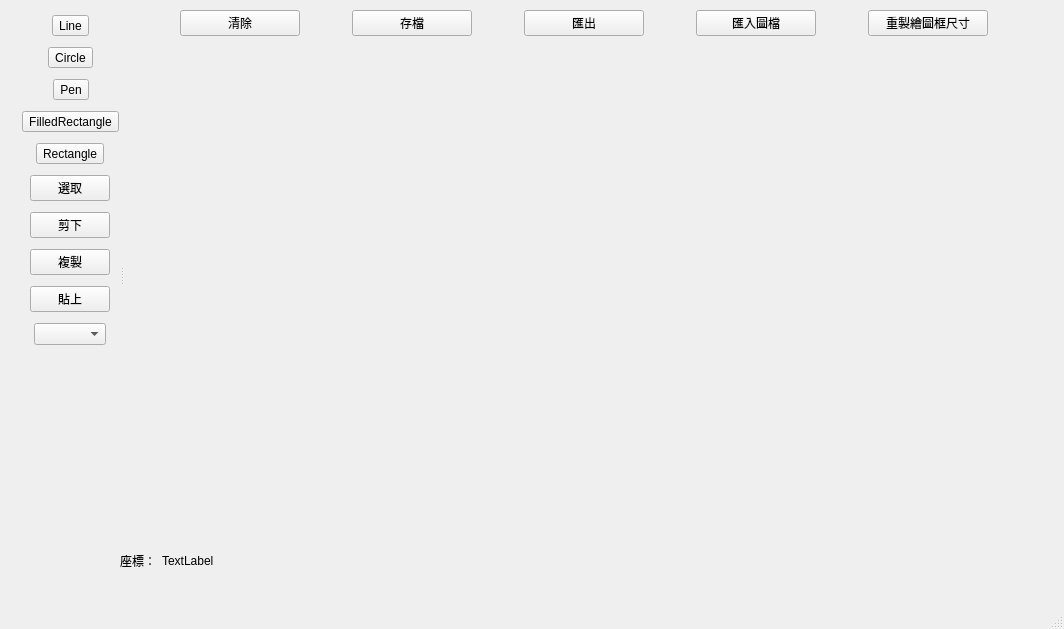
First picture: the form in mainwindow.ui, repository markscat/SH1106_GUI_Design, before the edit.
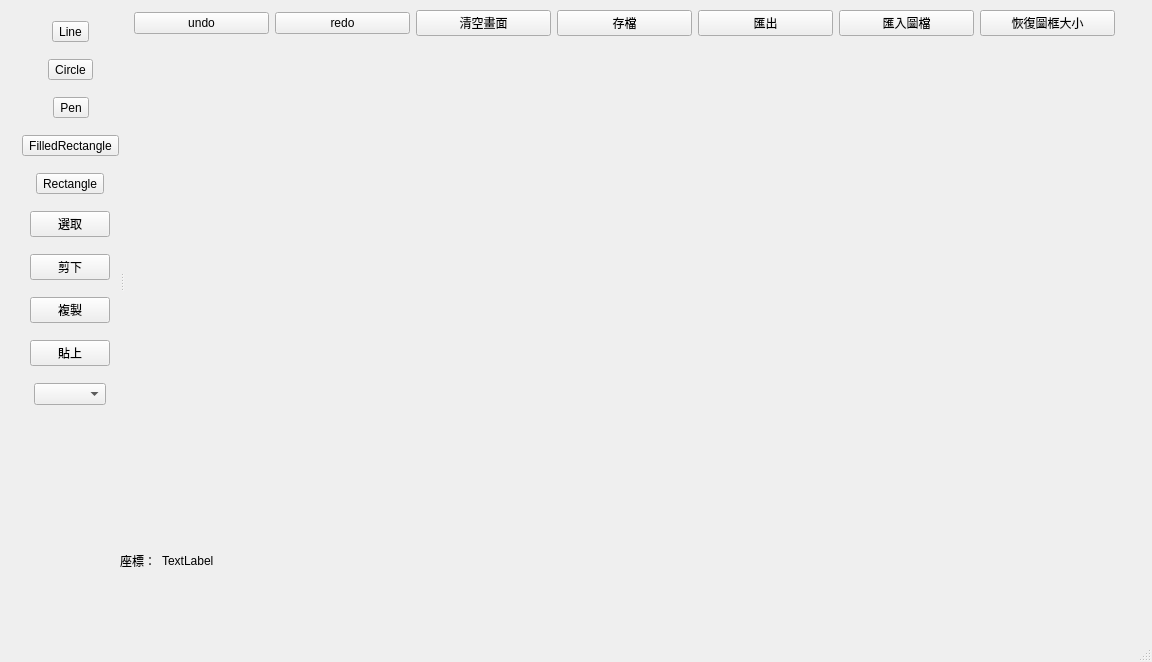
Second picture: the form after the edit. Icons and pictures are not drawn.

Patch:
```diff
--- a/mainwindow.ui
+++ b/mainwindow.ui
@@ -6,8 +6,8 @@
    <rect>
     <x>0</x>
     <y>0</y>
-    <width>1064</width>
-    <height>629</height>
+    <width>1152</width>
+    <height>662</height>
    </rect>
   </property>
   <property name="sizePolicy">
@@ -34,8 +34,8 @@
      <rect>
       <x>0</x>
       <y>0</y>
-      <width>1050</width>
-      <height>550</height>
+      <width>1131</width>
+      <height>561</height>
      </rect>
     </property>
     <property name="sizePolicy">
@@ -66,7 +66,7 @@
         <x>0</x>
         <y>10</y>
         <width>141</width>
-        <height>347</height>
+        <height>406</height>
        </rect>
       </property>
       <layout class="QVBoxLayout" name="ToolbarverticalLayout">
@@ -90,6 +90,16 @@
            <property name="text">
             <string>Line</string>
            </property>
+           <property name="icon">
+            <iconset>
+             <normaloff>icon/line.bmp</normaloff>icon/line.bmp</iconset>
+           </property>
+           <property name="iconSize">
+            <size>
+             <width>30</width>
+             <height>30</height>
+            </size>
+           </property>
           </widget>
          </item>
          <item>
@@ -127,6 +137,16 @@
            <property name="text">
             <string>Circle</string>
            </property>
+           <property name="icon">
+            <iconset>
+             <normaloff>icon/Circle.bmp</normaloff>icon/Circle.bmp</iconset>
+           </property>
+           <property name="iconSize">
+            <size>
+             <width>30</width>
+             <height>30</height>
+            </size>
+           </property>
           </widget>
          </item>
          <item>
@@ -164,6 +184,16 @@
            <property name="text">
             <string>Pen</string>
            </property>
+           <property name="icon">
+            <iconset>
+             <normaloff>icon/pen.bmp</normaloff>icon/pen.bmp</iconset>
+           </property>
+           <property name="iconSize">
+            <size>
+             <width>30</width>
+             <height>30</height>
+            </size>
+           </property>
           </widget>
          </item>
          <item>
@@ -201,6 +231,16 @@
            <property name="text">
             <string>FilledRectangle</string>
            </property>
+           <property name="icon">
+            <iconset>
+             <normaloff>icon/FilledRectangle.bmp</normaloff>icon/FilledRectangle.bmp</iconset>
+           </property>
+           <property name="iconSize">
+            <size>
+             <width>30</width>
+             <height>30</height>
+            </size>
+           </property>
           </widget>
          </item>
          <item>
@@ -238,6 +278,16 @@
            <property name="text">
             <string>Rectangle</string>
            </property>
+           <property name="icon">
+            <iconset>
+             <normaloff>icon/Rectangle.bmp</normaloff>icon/Rectangle.bmp</iconset>
+           </property>
+           <property name="iconSize">
+            <size>
+             <width>30</width>
+             <height>30</height>
+            </size>
+           </property>
           </widget>
          </item>
          <item>
@@ -451,31 +501,90 @@
        <rect>
         <x>10</x>
         <y>10</y>
-        <width>901</width>
+        <width>981</width>
         <height>531</height>
        </rect>
       </property>
       <layout class="QVBoxLayout" name="JobAreaLayout" stretch="0,1">
        <item>
         <layout class="QHBoxLayout" name="FunctionLayout">
+         <item>
+          <widget class="QPushButton" name="undo_Bottom">
+           <property name="sizePolicy">
+            <sizepolicy hsizetype="Expanding" vsizetype="Fixed">
+             <horstretch>0</horstretch>
+             <verstretch>0</verstretch>
+            </sizepolicy>
+           </property>
+           <property name="maximumSize">
+            <size>
+             <width>140</width>
+             <height>16777215</height>
+            </size>
+           </property>
+           <property name="text">
+            <string>undo</string>
+           </property>
+           <property name="icon">
+            <iconset theme="QIcon::ThemeIcon::EditUndo"/>
+           </property>
+          </widget>
+         </item>
+         <item>
+          <widget class="QPushButton" name="redo_Bottom">
+           <property name="sizePolicy">
+            <sizepolicy hsizetype="Expanding" vsizetype="Fixed">
+             <horstretch>0</horstretch>
+             <verstretch>0</verstretch>
+            </sizepolicy>
+           </property>
+           <property name="maximumSize">
+            <size>
+             <width>140</width>
+             <height>16777215</height>
+            </size>
+           </property>
+           <property name="text">
+            <string>redo</string>
+           </property>
+           <property name="icon">
+            <iconset theme="QIcon::ThemeIcon::EditRedo"/>
+           </property>
+          </widget>
+         </item>
          <item>
           <widget class="QPushButton" name="clearButton">
+           <property name="sizePolicy">
+            <sizepolicy hsizetype="Expanding" vsizetype="Fixed">
+             <horstretch>0</horstretch>
+             <verstretch>0</verstretch>
+            </sizepolicy>
+           </property>
            <property name="maximumSize">
             <size>
-             <width>120</width>
+             <width>140</width>
              <height>16777215</height>
             </size>
            </property>
            <property name="text">
-            <string>清除</string>
+            <string>清空畫面</string>
+           </property>
+           <property name="icon">
+            <iconset theme="QIcon::ThemeIcon::SystemReboot"/>
            </property>
           </widget>
          </item>
          <item>
           <widget class="QPushButton" name="saveButton">
+           <property name="sizePolicy">
+            <sizepolicy hsizetype="Expanding" vsizetype="Fixed">
+             <horstretch>0</horstretch>
+             <verstretch>0</verstretch>
+            </sizepolicy>
+           </property>
            <property name="maximumSize">
             <size>
-             <width>120</width>
+             <width>140</width>
              <height>16777215</height>
             </size>
            </property>
@@ -486,9 +595,15 @@
          </item>
          <item>
           <widget class="QPushButton" name="exportButton">
+           <property name="sizePolicy">
+            <sizepolicy hsizetype="Expanding" vsizetype="Fixed">
+             <horstretch>0</horstretch>
+             <verstretch>0</verstretch>
+            </sizepolicy>
+           </property>
            <property name="maximumSize">
             <size>
-             <width>120</width>
+             <width>140</width>
              <height>16777215</height>
             </size>
            </property>
@@ -499,9 +614,15 @@
          </item>
          <item>
           <widget class="QPushButton" name="importButton">
+           <property name="sizePolicy">
+            <sizepolicy hsizetype="Expanding" vsizetype="Fixed">
+             <horstretch>0</horstretch>
+             <verstretch>0</verstretch>
+            </sizepolicy>
+           </property>
            <property name="maximumSize">
             <size>
-             <width>120</width>
+             <width>140</width>
              <height>16777215</height>
             </size>
            </property>
@@ -512,14 +633,23 @@
          </item>
          <item>
           <widget class="QPushButton" name="resetOledSizeButton">
+           <property name="sizePolicy">
+            <sizepolicy hsizetype="Expanding" vsizetype="Fixed">
+             <horstretch>0</horstretch>
+             <verstretch>0</verstretch>
+            </sizepolicy>
+           </property>
            <property name="maximumSize">
             <size>
-             <width>120</width>
+             <width>140</width>
              <height>16777215</height>
             </size>
            </property>
            <property name="text">
-            <string>重製繪圖框尺寸</string>
+            <string>恢復圖框大小</string>
+           </property>
+           <property name="icon">
+            <iconset theme="QIcon::ThemeIcon::ViewRestore"/>
            </property>
           </widget>
          </item>
```
Left out of the diff: 22 changed lines with no effect on the pictures.
